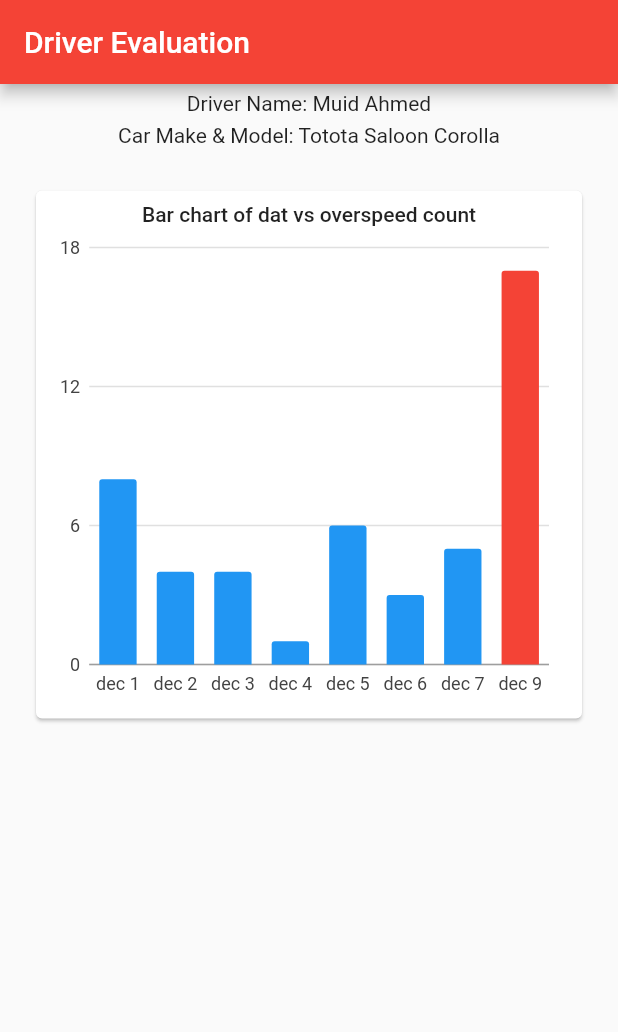
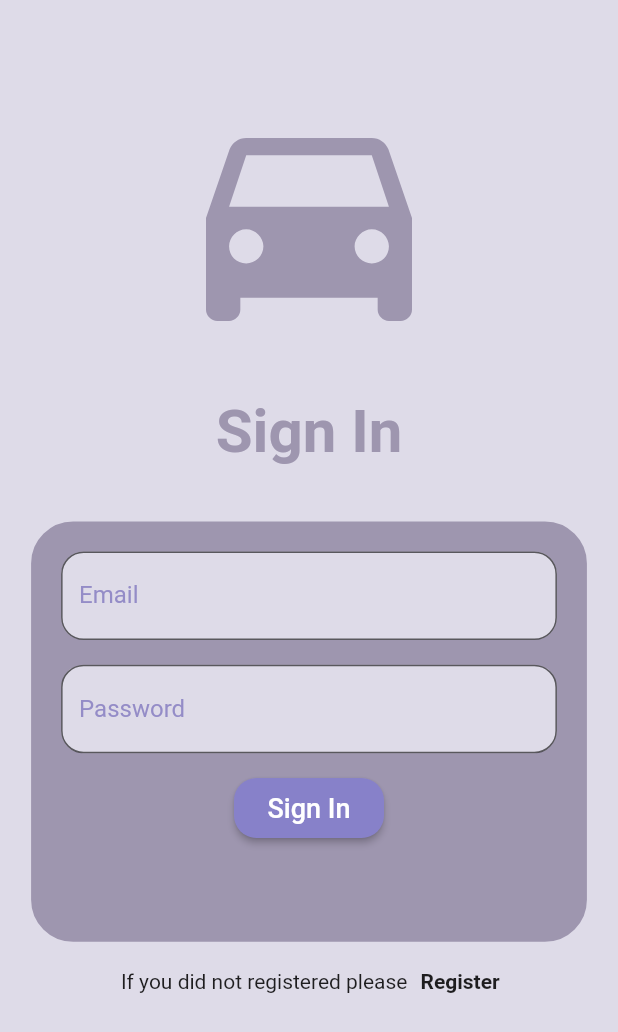
Before and after one commit to Alvi-Ahmed/driverevo, a Flutter app: the screen it shows after launch, on a phone screen of 412 x 824 dp. Shown: the top 1032 px of the screen. Run offline on Flutter 3.47's test engine with Material 2 defaults, Android fonts, the phone set to English and light mode, and no system bars; our stand-ins replace awesome_notifications, bloc, charts_flutter, cloud_firestore, dartz, firebase_auth and 6 more; accounts and stored records are empty.

Commit message:
Login Page

```diff
--- /dev/null
+++ b/lib/login.dart
@@ -0,0 +1,162 @@
+// ignore_for_file: require_trailing_commas
+
+import 'package:driverevo/main.dart';
+import 'package:flutter/material.dart';
+
+class LoginPage extends StatefulWidget {
+  @override
+  State<LoginPage> createState() => _LoginPageState();
+}
+
+class _LoginPageState extends State<LoginPage> {
+  @override
+  Widget build(BuildContext context) {
+    return Scaffold(
+      resizeToAvoidBottomInset: true,
+      backgroundColor: const Color(0xffdedbe8),
+      // appBar: AppBar(
+      //   elevation: 0,
+      //   backgroundColor: const Color(0xffdedbe8),
+      //   title: const Text(""),
+      // ),
+
+      body: Padding(
+        padding: EdgeInsets.all(8.0),
+        child: SingleChildScrollView(
+          child: Center(
+            child: Column(
+              // mainAxisAlignment: MainAxisAlignment.spaceEvenly,
+              children: [
+                SizedBox(
+                  height: MediaQuery.of(context).size.height / 18,
+                ),
+                Icon(
+                  Icons.directions_car,
+                  size: MediaQuery.of(context).size.height / 4.5,
+                  color: const Color(0xff9E96AF),
+                ),
+                SizedBox(
+                  height: MediaQuery.of(context).size.height / 30,
+                ),
+                const Text(
+                  "Sign In",
+                  style: TextStyle(
+                    fontWeight: FontWeight.bold,
+                    fontSize: 40,
+                    color: Color(0xff9E96AF),
+                  ),
+                ),
+                SizedBox(
+                  height: MediaQuery.of(context).size.height / 24,
+                ),
+                Container(
+                  decoration: BoxDecoration(
+                    borderRadius: const BorderRadius.all(Radius.circular(30)),
+                    border: Border.all(
+                      width: 2,
+                      color: const Color(0xffdedbe8),
+                    ),
+                    color: primaryColor,
+                  ),
+                  width: MediaQuery.of(context).size.width / 1.1,
+                  height: MediaQuery.of(context).size.height / 2.9,
+                  child: Center(
+                    child: Padding(
+                      padding: const EdgeInsets.all(20.0),
+                      child: Column(
+                        children: [
+                          TextField(
+                            style: TextStyle(
+                              color: bgColor,
+                            ),
+                            decoration: InputDecoration(
+                                border: OutlineInputBorder(
+                                  borderRadius: BorderRadius.all(
+                                    Radius.circular(15),
+                                  ),
+                                  borderSide: BorderSide(
+                                    width: 0.0,
+                                    color: primaryColor,
+                                  ),
+                                ),
+                                fillColor: bgColor,
+                                filled: true,
+                                labelStyle: TextStyle(color: Color(0xff948CC7)),
+                                hintStyle: TextStyle(color: Color(0xff9E96AF)),
+                                focusColor: Color(0xff948CC7),
+                                labelText: 'Email',
+                                hintText: 'Enter Your Email'),
+                          ),
+                          SizedBox(
+                            height: MediaQuery.of(context).size.height / 50,
+                          ),
+                          TextField(
+                            style: TextStyle(
+                              color: Color(0xff9E96AF),
+                            ),
+                            obscureText: true,
+                            decoration: InputDecoration(
+                                border: OutlineInputBorder(
+                                  borderRadius: BorderRadius.all(
+                                    Radius.circular(15),
+                                  ),
+                                ),
+                                fillColor: Color(0xffdedbe8),
+                                filled: true,
+                                focusColor: Color(0xff948CC7),
+                                labelText: 'Password',
+                                labelStyle: TextStyle(color: Color(0xff948CC7)),
+                                hintStyle: TextStyle(color: Color(0xff9E96AF)),
+                                hintText: 'Enter Your Password'),
+                          ),
+                          SizedBox(
+                            height: MediaQuery.of(context).size.height / 50,
+                          ),
+                          SizedBox(
+                            width: 100,
+                            height: 40,
+                            child: ElevatedButton(
+                              style: ButtonStyle(
+                                  backgroundColor:
+                                      MaterialStateProperty.all(secondaryColor),
+                                  shape: MaterialStateProperty.all<
+                                          RoundedRectangleBorder>(
+                                      RoundedRectangleBorder(
+                                    borderRadius: BorderRadius.circular(15.0),
+                                  ))),
+                              onPressed: () {},
+                              child: const Text(
+                                'Sign In',
+                                style: TextStyle(fontSize: 18),
+                              ),
+                            ),
+                          ),
+                        ],
+                      ),
+                    ),
+                  ),
+                ),
+                SizedBox(
+                  height: MediaQuery.of(context).size.height / 50,
+                ),
+                Row(
+                  mainAxisAlignment: MainAxisAlignment.center,
+                  children: [
+                    Text(
+                      "If you did not registered please ",
+                      textAlign: TextAlign.center,
+                    ),
+                    Text(
+                      "  Register",
+                      style: TextStyle(fontWeight: FontWeight.bold),
+                    ),
+                  ],
+                ),
+              ],
+            ),
+          ),
+        ),
+      ),
+    );
+  }
+}
--- a/lib/main.dart
+++ b/lib/main.dart
@@ -9,6 +9,7 @@ import 'package:driverevo/domain/auth/i_auth_provider.dart';
 
 import 'application/auth/auth_bloc.dart';
 import 'infurstracture/auth/firebase_auth_provider.dart';
+import 'login.dart';
 import 'presentation/auth/login.dart';
 import 'package:driverevo/chart.dart';
 
@@ -28,6 +29,10 @@ void main() {
   ]);
   runApp(MyApp());
 }
+
+const bgColor = Color(0xffDEDBE8);
+const primaryColor = Color(0xff9E96AF);
+const secondaryColor = Color(0xff8781C9);
 
 class MyApp extends StatefulWidget {
   // Create the initialization Future outside of `build`:
@@ -82,7 +87,7 @@ class _MyAppState extends State<MyApp> {
                         }
                       },
                       child: Scaffold(
-                        body: ChartPage(),
+                        body: LoginPage(),
                       ),
                     )),
               ),
```
